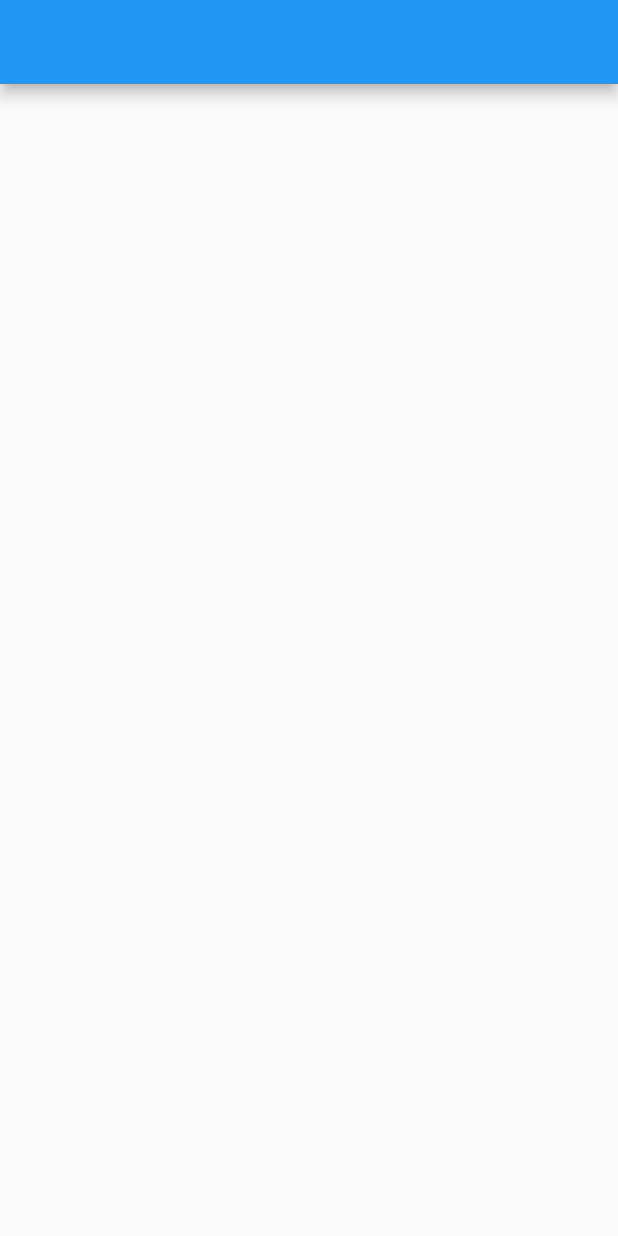
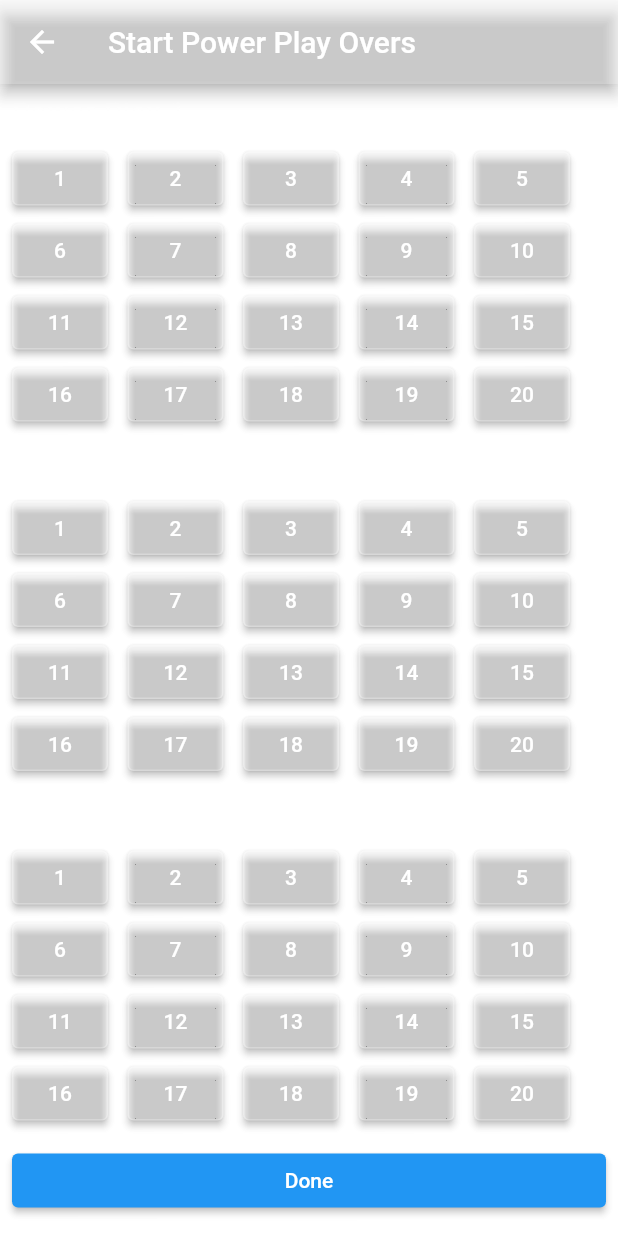
Before and after one commit to HasanJuned/crafty_bay_testing_project, a Flutter app: the screen it shows after launch, on a phone screen of 412 x 824 dp. Run offline on Flutter 3.47's test engine with Material 2 defaults, Android fonts, the phone set to English and light mode, and no system bars; our stand-ins replace get.

```diff
--- a/lib/main.dart
+++ b/lib/main.dart
@@ -1,3 +1,4 @@
+import 'package:crafty_bay_testing_project/presentation/ui/screens/powerplay_screen.dart';
 import 'package:flutter/material.dart';
 import 'package:get/get.dart';
 
@@ -12,18 +13,7 @@ class CraftyBay extends StatelessWidget {
   Widget build(BuildContext context) {
     return const GetMaterialApp(
       debugShowCheckedModeBanner: false,
-      home: SplashScreen(),
+      home: PowerPlayScreen(),
     );
   }
 }
-
-class SplashScreen extends StatelessWidget {
-  const SplashScreen({Key? key}) : super(key: key);
-
-  @override
-  Widget build(BuildContext context) {
-    return Scaffold(
-      appBar: AppBar(),
-    );
-  }
-}
--- /dev/null
+++ b/lib/presentation/ui/screens/powerplay_screen.dart
@@ -0,0 +1,67 @@
+import 'package:crafty_bay_testing_project/presentation/ui/screens/player_screen.dart';
+import 'package:flutter/material.dart';
+import 'package:get/get.dart';
+
+import '../widgets/design_number_pad_widgets.dart';
+
+class PowerPlayScreen extends StatefulWidget {
+  const PowerPlayScreen({Key? key}) : super(key: key);
+
+  @override
+  State<PowerPlayScreen> createState() => _PowerPlayScreenState();
+}
+
+class _PowerPlayScreenState extends State<PowerPlayScreen> {
+  static int count = 0;
+
+  @override
+  Widget build(BuildContext context) {
+    return Scaffold(
+      backgroundColor: Colors.white24,
+      appBar: AppBar(
+        backgroundColor: Colors.white24,
+        title: const Text('Start Power Play Overs'),
+        leading: const BackButton(),
+      ),
+      body: Padding(
+        padding: const EdgeInsets.all(8.0),
+        child: Column(
+          children: [
+            Expanded(
+              child: SingleChildScrollView(
+                child: Column(
+                  crossAxisAlignment: CrossAxisAlignment.start,
+                  children: [
+                    const DesignNumberPadWidgets(),
+                    const SizedBox(
+                      height: 10,
+                    ),
+                    const DesignNumberPadWidgets(),
+                    const SizedBox(
+                      height: 10,
+                    ),
+                    const DesignNumberPadWidgets(),
+                    const SizedBox(
+                      height: 10,
+                    ),
+                    SizedBox(
+                      width: double.infinity,
+                      child: ElevatedButton(
+                        onPressed: () {
+                          count++;
+                          // print(count);
+                          Get.to(PlayerScreen());
+                        },
+                        child: const Text('Done'),
+                      ),
+                    ),
+                  ],
+                ),
+              ),
+            ),
+          ],
+        ),
+      ),
+    );
+  }
+}
--- /dev/null
+++ b/lib/presentation/ui/widgets/design_number_pad_widgets.dart
@@ -0,0 +1,33 @@
+import 'package:flutter/material.dart';
+
+import 'number_widgets.dart';
+
+class DesignNumberPadWidgets extends StatelessWidget {
+  const DesignNumberPadWidgets({
+    super.key,
+  });
+
+  @override
+  Widget build(BuildContext context) {
+    return Column(
+      crossAxisAlignment: CrossAxisAlignment.start,
+      children: [
+        const Text(
+          'Power Play 1',
+          style: TextStyle(
+              fontSize: 18, color: Colors.white, letterSpacing: 1),
+        ),
+        const SizedBox(
+          height: 10,
+        ),
+        Wrap(
+          spacing: 13,
+          children: [
+            for (int i = 0; i < 20; i++)
+              NumberWidget(number: i+1),
+          ],
+        ),
+      ],
+    );
+  }
+}
--- /dev/null
+++ b/lib/presentation/ui/widgets/number_widgets.dart
@@ -0,0 +1,37 @@
+import 'package:flutter/material.dart';
+
+class NumberWidget extends StatefulWidget {
+  final int number;
+
+  const NumberWidget({
+    super.key,
+    required this.number,
+  });
+
+  @override
+  State<NumberWidget> createState() => _NumberWidgetState();
+}
+
+class _NumberWidgetState extends State<NumberWidget> {
+  bool x = false;
+  int count = 0;
+
+  @override
+  Widget build(BuildContext context) {
+    return ElevatedButton(
+      onPressed: () {
+        x = true;
+        count++;
+        print(count);
+        setState(() {});
+      },
+      style: ElevatedButton.styleFrom(
+          side: BorderSide(
+              color: x == true ? Colors.yellowAccent : Colors.white24),
+          backgroundColor: Colors.white24),
+      child: Text(
+        widget.number.toString(),
+      ),
+    );
+  }
+}
```
Also changed, not shown: lib/presentation/ui/screens/player_screen.dart (added, +219 -0 lines), assets/images/stadium.jpg (added), assets/images/th.jpg (added), lib/presentation/ui/screens/main_bottom_dashboard_screen.dart (deleted).
